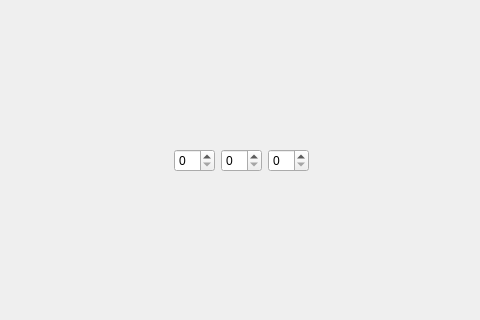
Qt form Lesson_6/task_1/mainwindow.ui (danilglinianiy/NG_2020_Danil_Glinianiy) before a commit; both pictures show x 159 to 639 and y 129 to 449 of the 800 by 600 pixel window.
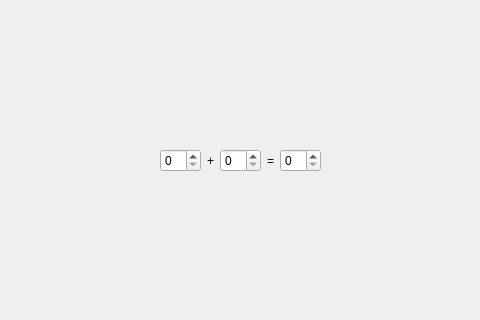
The same form after that commit.

```diff
--- a/Lesson_6/task_1/mainwindow.ui
+++ b/Lesson_6/task_1/mainwindow.ui
@@ -15,19 +15,6 @@
   </property>
   <widget class="QWidget" name="centralwidget">
    <layout class="QGridLayout" name="gridLayout">
-    <item row="0" column="1">
-     <spacer name="verticalSpacer_2">
-      <property name="orientation">
-       <enum>Qt::Vertical</enum>
-      </property>
-      <property name="sizeHint" stdset="0">
-       <size>
-        <width>20</width>
-        <height>242</height>
-       </size>
-      </property>
-     </spacer>
-    </item>
     <item row="1" column="0">
      <spacer name="horizontalSpacer">
       <property name="orientation">
@@ -41,34 +28,61 @@
       </property>
      </spacer>
     </item>
-    <item row="1" column="1">
+    <item row="1" column="3">
+     <spacer name="horizontalSpacer_2">
+      <property name="orientation">
+       <enum>Qt::Horizontal</enum>
+      </property>
+      <property name="sizeHint" stdset="0">
+       <size>
+        <width>311</width>
+        <height>20</height>
+       </size>
+      </property>
+     </spacer>
+    </item>
+    <item row="2" column="2">
+     <spacer name="verticalSpacer">
+      <property name="orientation">
+       <enum>Qt::Vertical</enum>
+      </property>
+      <property name="sizeHint" stdset="0">
+       <size>
+        <width>20</width>
+        <height>241</height>
+       </size>
+      </property>
+     </spacer>
+    </item>
+    <item row="1" column="2">
      <layout class="QHBoxLayout" name="horizontalLayout">
       <item>
        <widget class="QSpinBox" name="firstNum"/>
       </item>
+      <item>
+       <widget class="QLabel" name="label">
+        <property name="text">
+         <string>+</string>
+        </property>
+       </widget>
+      </item>
       <item>
        <widget class="QSpinBox" name="secondNum"/>
       </item>
+      <item>
+       <widget class="QLabel" name="label_2">
+        <property name="text">
+         <string>=</string>
+        </property>
+       </widget>
+      </item>
       <item>
        <widget class="QSpinBox" name="rezult"/>
       </item>
      </layout>
     </item>
-    <item row="1" column="2">
-     <spacer name="horizontalSpacer_2">
-      <property name="orientation">
-       <enum>Qt::Horizontal</enum>
-      </property>
-      <property name="sizeHint" stdset="0">
-       <size>
-        <width>311</width>
-        <height>20</height>
-       </size>
-      </property>
-     </spacer>
-    </item>
-    <item row="2" column="1">
-     <spacer name="verticalSpacer">
+    <item row="0" column="2">
+     <spacer name="verticalSpacer_2">
       <property name="orientation">
        <enum>Qt::Vertical</enum>
       </property>
```
Left out of the diff: 2 changed lines with no effect on the pictures.
